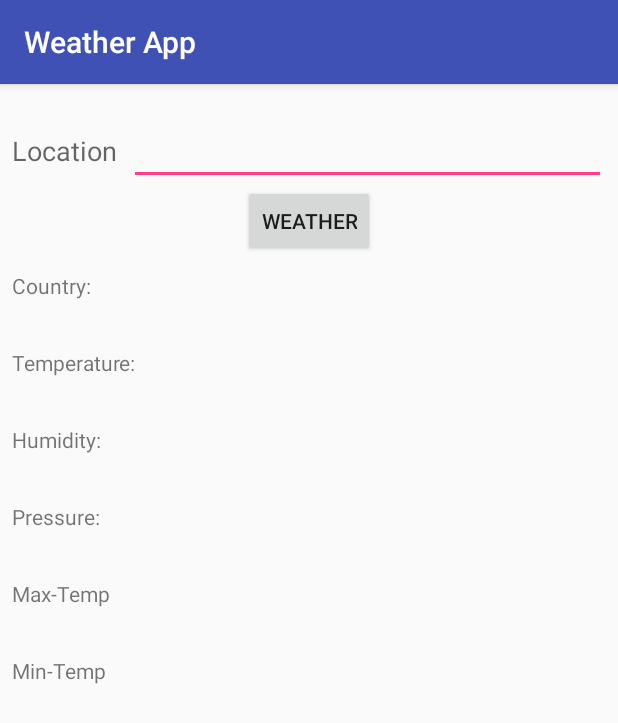
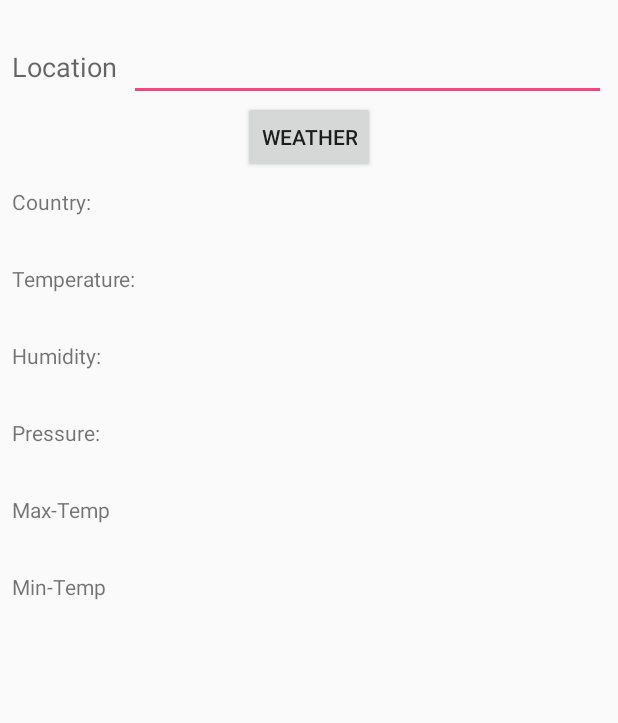
Before and after one commit to megaunknown/Android, an Android app: the screen it shows after launch (OpenWeatherActivity), on a phone screen of 412 x 824 dp. Shown: the top 723 px of the screen. Run offline under Robolectric (Android 15) with nearby library versions, the phone set to English and light mode, and no system bars.

Commit message:
.
Change the main activity from ActionBar to NoActionBar.

```diff
--- a/app/src/main/res/values/strings.xml
+++ b/app/src/main/res/values/strings.xml
@@ -12,4 +12,6 @@
     <string name="maxtmp">Max-Temp</string>
     <string name="f">F</string>
     <string name="c">C</string>
+    <string name="info">info</string>
+    <string name="about">Weather App\nDeveloped By: Mohamed Abdelaziz\nE-mail:mohamedsaleh1984@hotmail.com</string>
 </resources>
--- a/app/src/main/res/values/styles.xml
+++ b/app/src/main/res/values/styles.xml
@@ -1,7 +1,7 @@
 <resources>
 
     <!-- Base application theme. -->
-    <style name="AppTheme" parent="Theme.AppCompat.Light.DarkActionBar">
+    <style name="AppTheme" parent="Theme.AppCompat.Light.NoActionBar">
         <!-- Customize your theme here. -->
         <item name="colorPrimary">@color/colorPrimary</item>
         <item name="colorPrimaryDark">@color/colorPrimaryDark</item>
```
Also changed, not shown: app/src/main/res/drawable-v24/icon.png (added).
